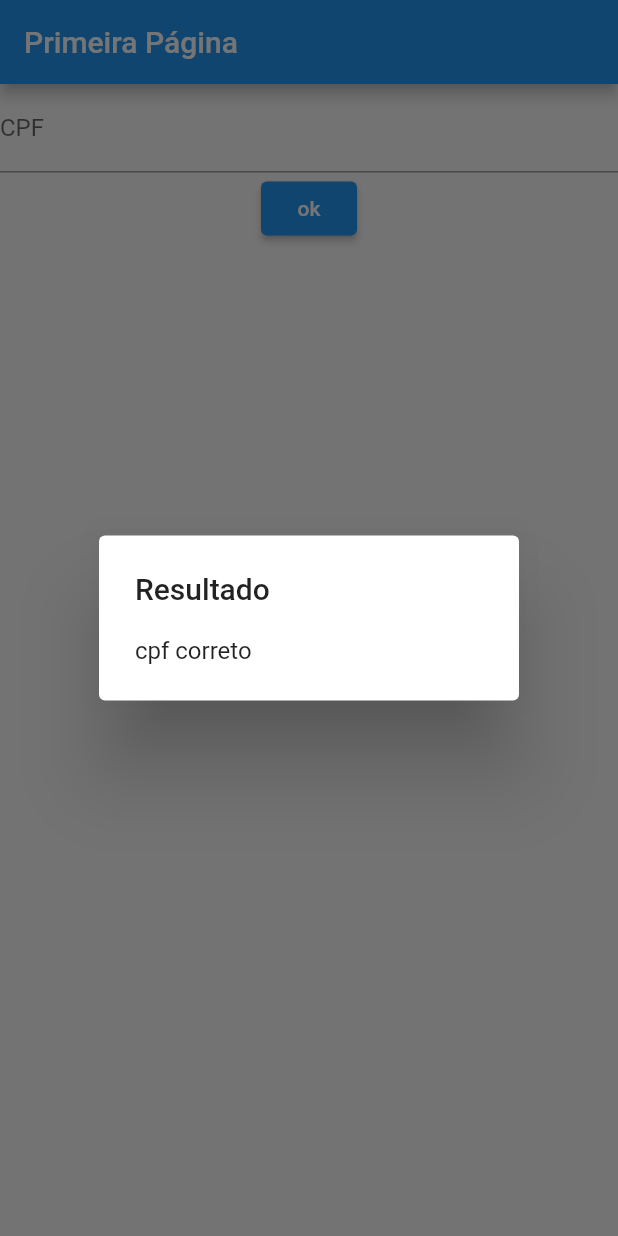
After one commit to GabrielMoyaNascimento/PSA, a Flutter app: the screen it shows after launch, after a tap on "ok", on a phone screen of 412 x 824 dp. The commit adds this screen. Run offline on Flutter 3.47's test engine with Material 2 defaults, Android fonts, the light colour scheme and no system bars.

Commit message:
Componentizando as páginas

```diff
--- /dev/null
+++ b/projeto_software_avancado/lib/components/cpf_form.dart
@@ -0,0 +1,23 @@
+
+import 'package:projeto_software_avancado/components/validate_button.dart';
+import 'package:projeto_software_avancado/components/text_field.dart';
+import 'package:flutter/cupertino.dart';
+import 'package:flutter/material.dart';
+import 'package:flutter/src/widgets/container.dart';
+import 'package:flutter/src/widgets/framework.dart';
+
+class CpfForm extends StatelessWidget {
+  const CpfForm({super.key});
+
+  @override
+  Widget build(BuildContext context) {
+    return Center(child: Column(
+        children: [
+          MyTextField(),
+          ValidateButton()
+        ],
+      ),);
+  }
+
+
+}
--- /dev/null
+++ b/projeto_software_avancado/lib/components/text_field.dart
@@ -0,0 +1,17 @@
+import 'package:flutter/material.dart';
+import 'package:flutter/src/widgets/container.dart';
+import 'package:flutter/src/widgets/framework.dart';
+
+class MyTextField extends StatelessWidget {
+  const MyTextField({super.key});
+
+  @override
+  Widget build(BuildContext context) {
+    return TextField(
+            decoration: InputDecoration(
+              label: const Text("CPF"),
+              hintText: 'Informe o CPF'
+            ),
+          );
+  }
+}
--- /dev/null
+++ b/projeto_software_avancado/lib/components/validate_button.dart
@@ -0,0 +1,27 @@
+
+
+import 'package:flutter/material.dart';
+import 'package:flutter/src/widgets/container.dart';
+import 'package:flutter/src/widgets/framework.dart';
+
+class ValidateButton extends StatelessWidget {
+  const ValidateButton({super.key});
+
+  @override
+  Widget build(BuildContext context) {
+    return ElevatedButton(
+        onPressed: () {
+          showDialog(
+              context: context,
+              builder: (BuildContext context) {
+                return validarCpf(context);
+              });
+        },
+        child: Text('ok'));
+  }
+
+  Widget validarCpf(BuildContext context) {
+    return AlertDialog(title: const Text("Resultado"), content: const Text("cpf correto"));
+  }
+
+}
```
Also changed, not shown: projeto_software_avancado/lib/components/home_page.dart (+5 -25 lines).
